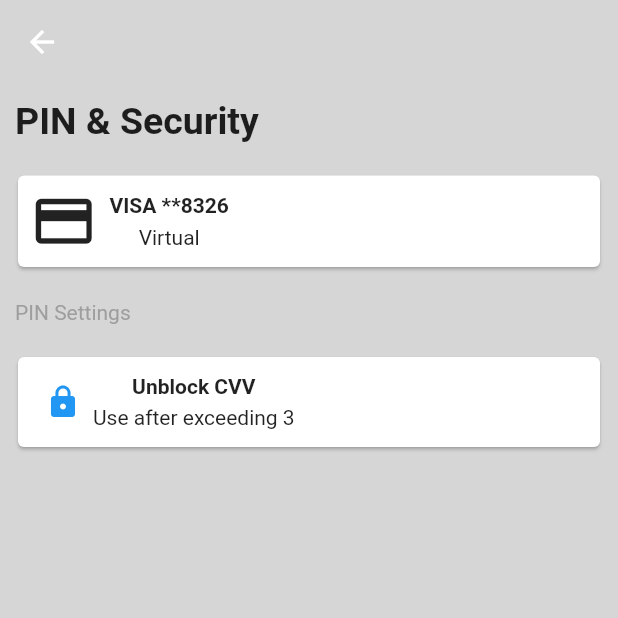
After one commit to mervinkogei/design_ui, a Flutter app: the screen it shows after launch, in the side drawer, after a tap on "Pin & Security", on a phone screen of 412 x 824 dp, the top half of it. The commit adds this screen. Run offline on Flutter 3.47's test engine with Material 2 defaults, Android fonts, the light colour scheme and no system bars.

Commit message:
add pin & setting

```diff
--- /dev/null
+++ b/lib/Screens/pin_security.dart
@@ -0,0 +1,140 @@
+import 'package:flutter/material.dart';
+
+class PinSecurity extends StatefulWidget {
+  const PinSecurity({ Key? key }) : super(key: key);
+
+  @override
+  _PinSecurityState createState() => _PinSecurityState();
+}
+
+class _PinSecurityState extends State<PinSecurity> {
+  @override
+  Widget build(BuildContext context) {
+    return Scaffold(
+      appBar: AppBar(
+        elevation: 0,
+        backgroundColor: Colors.grey[350],
+      ),
+      backgroundColor: Colors.grey[350],
+      body: Container(
+
+        child: Container(
+          child: Column(
+            children: [
+              Padding(
+                padding: const EdgeInsets.all(10.0),
+                child: Column(
+                  children: [
+                    Align(
+                      alignment: Alignment.centerLeft,
+                      child: Column(
+                        children: [
+                          Text("PIN & Security", style: TextStyle(fontSize: 25, fontWeight: FontWeight.bold),)
+                        ],
+                      ),
+                    )
+                  ],
+                ),
+              ),
+              Container(
+                child: Padding(
+                  padding: const EdgeInsets.all(8.0),
+                  child: Column(
+                    children: [
+                      Card(
+                        child: Column(
+                          children: [
+                            Align(
+                                alignment: Alignment.centerLeft,
+                                child: Row(
+                                  children: [
+                                      Padding(
+                                        padding: const EdgeInsets.all(8.0),
+                                        child: Icon(Icons.payment, size: 45,),
+
+                                      ),
+                                      Column(
+                                        children: [
+                                        Text('VISA **8326', style: TextStyle(fontWeight: FontWeight.bold),),
+                                        SizedBox(height: 5,),
+                                        Column(
+                                          children: [
+                                           Text('Virtual'),
+                                          ],
+                                        )
+                                      ],),
+                                  ],
+
+                                ),
+                              )
+                          ],
+                        ),
+                      )
+                    ],
+                  ),
+                ),
+              ),
+               Padding(
+                 padding: const EdgeInsets.all(10.0),
+                 child: Column(
+                    children: [
+                      Align(
+                        alignment: Alignment.centerLeft,
+                        child: Column(
+                          children: [
+                            Text("PIN Settings", style: TextStyle(fontSize: 14, color: Colors.grey),)
+                          ],
+                        ),
+                      )
+                    ],
+                  ),
+               ),
+                 Container(
+                child: Padding(
+                  padding: const EdgeInsets.all(8.0),
+                  child: Column(
+                    children: [
+                      Card(
+                        child: Column(
+                          children: [
+                            Align(
+                                alignment: Alignment.centerLeft,
+                                child: Padding(
+                                  padding: const EdgeInsets.all(10.0),
+                                  child: Row(
+                                    children: [
+                                        Padding(
+                                          padding: const EdgeInsets.all(8.0),
+                                          child: Icon(Icons.lock, color: Colors.blue,),
+
+                                        ),
+                                        Column(
+                                          children: [
+                                          Text('Unblock CVV', style: TextStyle(fontWeight: FontWeight.bold),),
+                                          SizedBox(height: 5,),
+                                          Column(
+                                            children: [
+                                             Text('Use after exceeding 3'),
+                                            ],
+                                          )
+                                        ],),
+                                    ],
+
+                                  ),
+                                ),
+                              )
+                          ],
+                        ),
+                      )
+                    ],
+                  ),
+                ),
+              ),
+            ],
+          ),
+        ),
+      ),
+
+    );
+  }
+}
--- a/lib/main.dart
+++ b/lib/main.dart
@@ -1,6 +1,7 @@
 import 'package:designs_ui/Screens/account_details.dart';
 import 'package:designs_ui/Screens/add_card.dart';
 import 'package:designs_ui/Screens/add_money.dart';
+import 'package:designs_ui/Screens/pin_security.dart';
 import 'package:designs_ui/Screens/settings.dart';
 import 'package:designs_ui/Screens/whom_pay.dart';
 import 'package:flutter/material.dart';
@@ -102,6 +103,20 @@ class _HomePageState extends State<HomePage> {
                 Navigator.push(context, MaterialPageRoute(builder: (context)=> Settings()));
               },
             ),
+             ListTile(
+              title: const Text('Pin & Security'),
+              onTap: () {
+                Navigator.pop(context);
+                Navigator.push(context, MaterialPageRoute(builder: (context)=> PinSecurity()));
+              },
+            ),
+             ListTile(
+              title: const Text('Cards'),
+              onTap: () {
+                Navigator.pop(context);
+                Navigator.push(context, MaterialPageRoute(builder: (context)=> PinSecurity()));
+              },
+            ),
           ],
         ),
       ),
```
